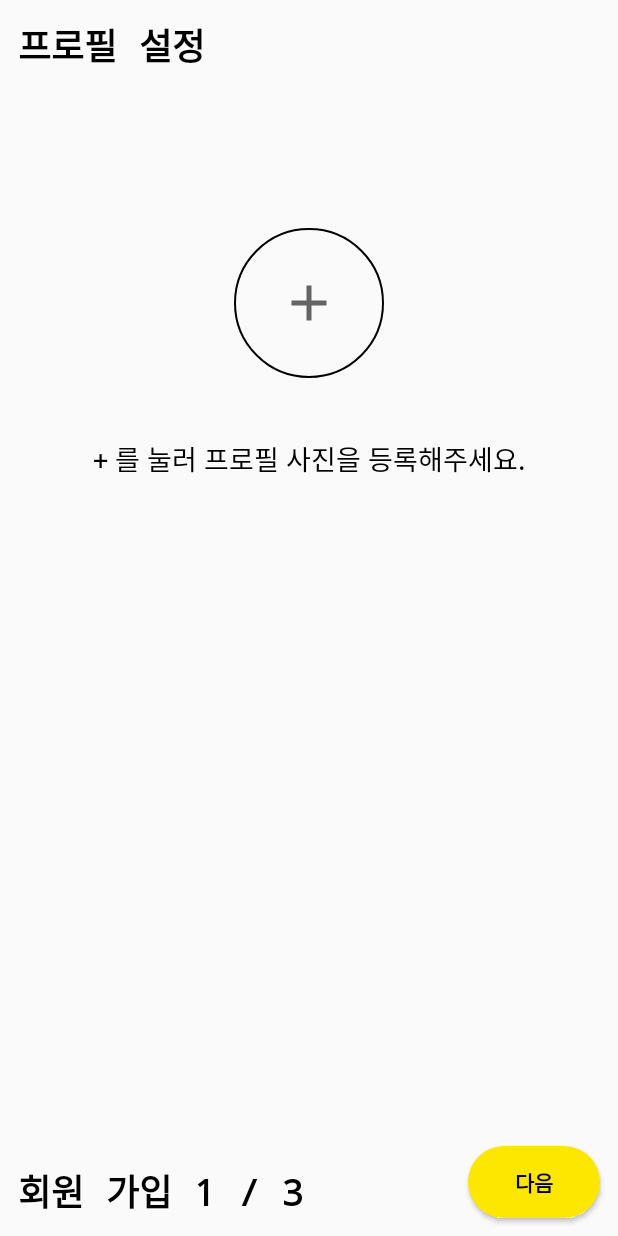
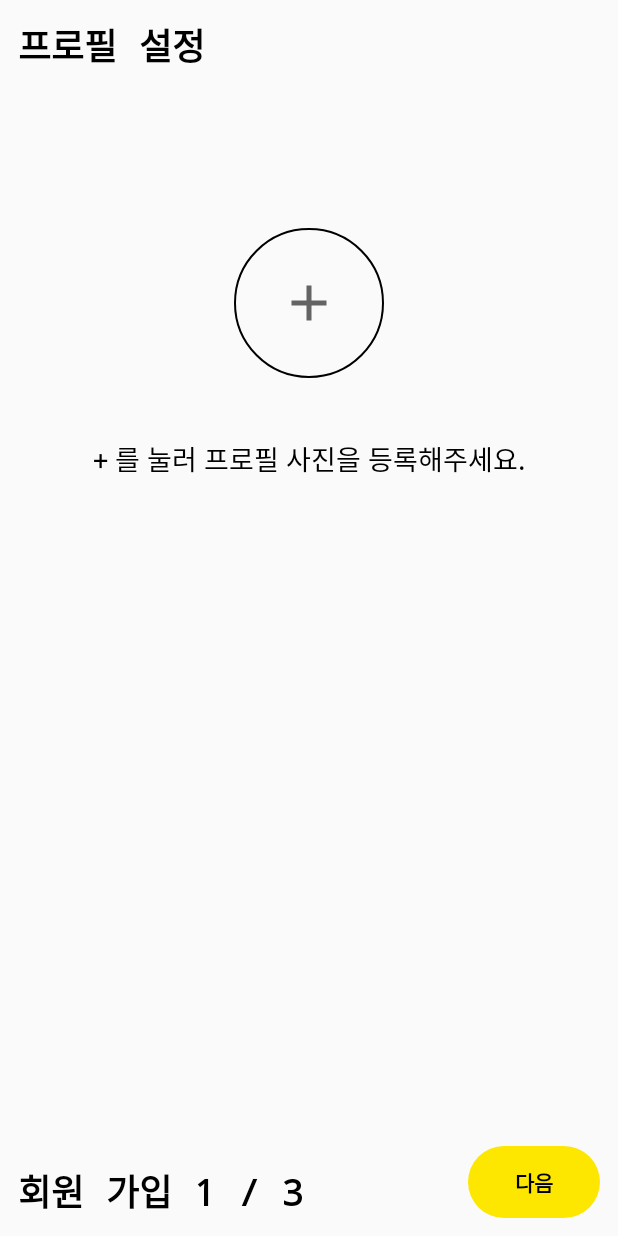
Before and after one commit to 4538cgy/ProjectAuction, an Android app: the SignUpActivity screen opened directly, with no data from a screen before it, on a phone screen of 412 x 824 dp. Run offline under Robolectric (Android 15) with nearby library versions, the phone set to English and light mode, and no system bars; our stand-ins replace data binding; pictures from the network do not load.

```diff
--- a/app/build.gradle
+++ b/app/build.gradle
@@ -120,6 +120,8 @@ dependencies {
     implementation 'com.google.firebase:firebase-analytics:17.4.3'
 
 
+    implementation "androidx.fragment:fragment-ktx:1.2.5"
+
     //okhttp
     implementation 'com.squareup.okhttp3:okhttp:3.4.1'
 
--- a/app/src/main/java/com/example/project_auction/base/BaseFragment.kt
+++ b/app/src/main/java/com/example/project_auction/base/BaseFragment.kt
@@ -8,11 +8,14 @@ import android.view.ViewGroup
 import androidx.databinding.DataBindingUtil
 import androidx.databinding.ViewDataBinding
 import androidx.fragment.app.Fragment
+import androidx.fragment.app.activityViewModels
+import com.example.project_auction.viewmodel.LoginSignUpViewModel
 
 abstract class BaseFragment <B : ViewDataBinding> (val layoutId : Int) : Fragment(){
 
     lateinit var binding : B
     lateinit var rootContext : Context
+    val loginSignViewModel : LoginSignUpViewModel by activityViewModels()
 
     override fun onCreateView(
         inflater: LayoutInflater,
--- a/app/src/main/java/com/example/project_auction/view/activity/signup/SignUpActivity.kt
+++ b/app/src/main/java/com/example/project_auction/view/activity/signup/SignUpActivity.kt
@@ -4,6 +4,7 @@ import androidx.appcompat.app.AppCompatActivity
 import android.os.Bundle
 import androidx.activity.viewModels
 import androidx.fragment.app.Fragment
+import androidx.lifecycle.Observer
 import androidx.viewpager2.widget.ViewPager2
 import com.example.project_auction.R
 import com.example.project_auction.adapter.SignUpViewPagerAdapter
@@ -17,6 +18,7 @@ import com.example.project_auction.viewmodel.LoginSignUpViewModel
 class SignUpActivity : BaseActivity<ActivitySignUpBinding>(R.layout.activity_sign_up) {
 
     private val viewModel: LoginSignUpViewModel by viewModels()
+
 
     override fun onCreate(savedInstanceState: Bundle?) {
         super.onCreate(savedInstanceState)
@@ -45,16 +47,27 @@ class SignUpActivity : BaseActivity<ActivitySignUpBinding>(R.layout.activity_sig
             activitySignUpButtonNext.setOnClickListener {
                 activitySignUpViewpager2.currentItem = activitySignUpViewpager2.currentItem + 1
             }
+
+
         }
+        viewModel.profilePhotoUri.observe(this, Observer {
+            binding.activitySignUpButtonNext.isEnabled = true
+        })
+        viewModel.profileNickName.observe(this, Observer {
+            binding.activitySignUpButtonNext.isEnabled = it.isNotEmpty()
+
+        })
     }
 
     fun updateView(position: Int) {
         when (position) {
             0 -> {
+                binding.activitySignUpButtonNext.isEnabled = false
                 binding.activitySignUpTextviewTitle.text = "프로필 설정"
                 binding.activitySignUpTextviewPosition.text = "회원 가입 1 / 3"
             }
             1 -> {
+                binding.activitySignUpButtonNext.isEnabled = false
                 binding.activitySignUpTextviewTitle.text = "닉네임 설정"
                 binding.activitySignUpTextviewPosition.text = "회원 가입 2 / 3"
             }
--- a/app/src/main/java/com/example/project_auction/view/fragment/signup/SignUpSecondFragment.kt
+++ b/app/src/main/java/com/example/project_auction/view/fragment/signup/SignUpSecondFragment.kt
@@ -22,6 +22,7 @@ class SignUpSecondFragment : BaseFragment<FragmentSignUpSecondBinding>(R.layout.
         binding.apply {
             fragmentSignUpSecondEdittextNick.addTextChangedListener {
                 updateView(it!!.length)
+                loginSignViewModel.profileNickName.postValue(it.toString())
             }
             fragmentSignUpSecondButtonNickCheck.setOnClickListener {
 
--- a/app/src/main/java/com/example/project_auction/viewmodel/LoginSignUpViewModel.kt
+++ b/app/src/main/java/com/example/project_auction/viewmodel/LoginSignUpViewModel.kt
@@ -1,7 +1,11 @@
 package com.example.project_auction.viewmodel
 
+import androidx.lifecycle.MutableLiveData
 import androidx.lifecycle.ViewModel
 
 class LoginSignUpViewModel(): ViewModel() {
 
+    var profilePhotoUri = MutableLiveData<String>()
+    var profileNickName = MutableLiveData<String>()
+    var profileAddress = MutableLiveData<String>()
 }
--- a/app/src/main/res/layout/fragment_sign_up_first.xml
+++ b/app/src/main/res/layout/fragment_sign_up_first.xml
@@ -14,8 +14,8 @@
         android:layout_width="match_parent"
         android:layout_height="match_parent"
         >
-        <Button
-            android:id="@+id/fragment_sign_up_first_button_profile"
+        <ImageView
+            android:id="@+id/fragment_sign_up_first_imageview_profile"
             android:layout_width="100dp"
             android:layout_height="100dp"
             app:layout_constraintTop_toTopOf="parent"
@@ -28,17 +28,17 @@
         <ImageView
             android:layout_width="40dp"
             android:layout_height="40dp"
-            app:layout_constraintRight_toRightOf="@+id/fragment_sign_up_first_button_profile"
-            app:layout_constraintBottom_toBottomOf="@+id/fragment_sign_up_first_button_profile"
-            app:layout_constraintTop_toTopOf="@+id/fragment_sign_up_first_button_profile"
-            app:layout_constraintLeft_toLeftOf="@+id/fragment_sign_up_first_button_profile"
+            app:layout_constraintRight_toRightOf="@+id/fragment_sign_up_first_imageview_profile"
+            app:layout_constraintBottom_toBottomOf="@+id/fragment_sign_up_first_imageview_profile"
+            app:layout_constraintTop_toTopOf="@+id/fragment_sign_up_first_imageview_profile"
+            app:layout_constraintLeft_toLeftOf="@+id/fragment_sign_up_first_imageview_profile"
             android:src="@drawable/ic_baseline_add_24"
             />
 
         <TextView
-            app:layout_constraintTop_toBottomOf="@+id/fragment_sign_up_first_button_profile"
-            app:layout_constraintLeft_toLeftOf="@+id/fragment_sign_up_first_button_profile"
-            app:layout_constraintRight_toRightOf="@+id/fragment_sign_up_first_button_profile"
+            app:layout_constraintTop_toBottomOf="@+id/fragment_sign_up_first_imageview_profile"
+            app:layout_constraintLeft_toLeftOf="@+id/fragment_sign_up_first_imageview_profile"
+            app:layout_constraintRight_toRightOf="@+id/fragment_sign_up_first_imageview_profile"
             android:layout_marginTop="40dp"
             android:layout_width="wrap_content"
             android:layout_height="wrap_content"
```
Also changed, not shown: app/src/main/java/com/example/project_auction/view/fragment/signup/SignUpFirstFragment.kt (+37 -1 lines).
